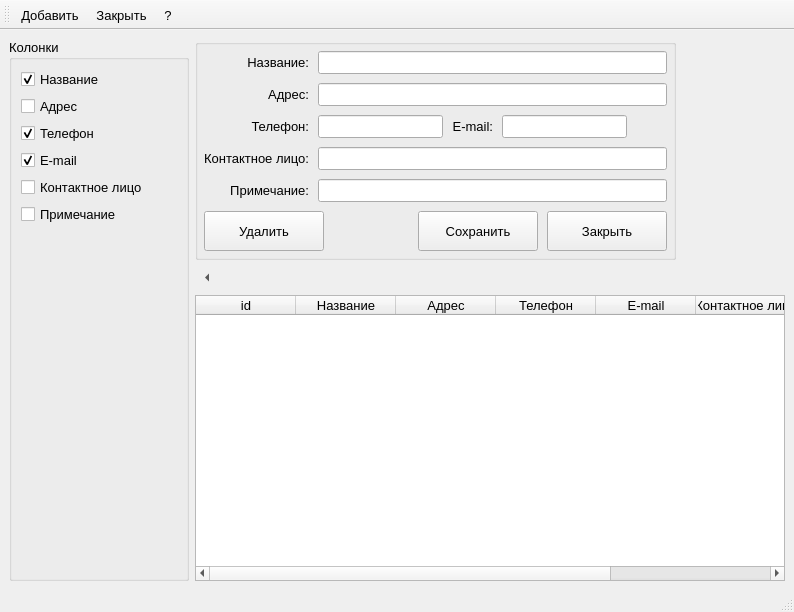
Above: librarian/organizations.ui from Skyrim78/Librarian before the change. Below: the same form after it.
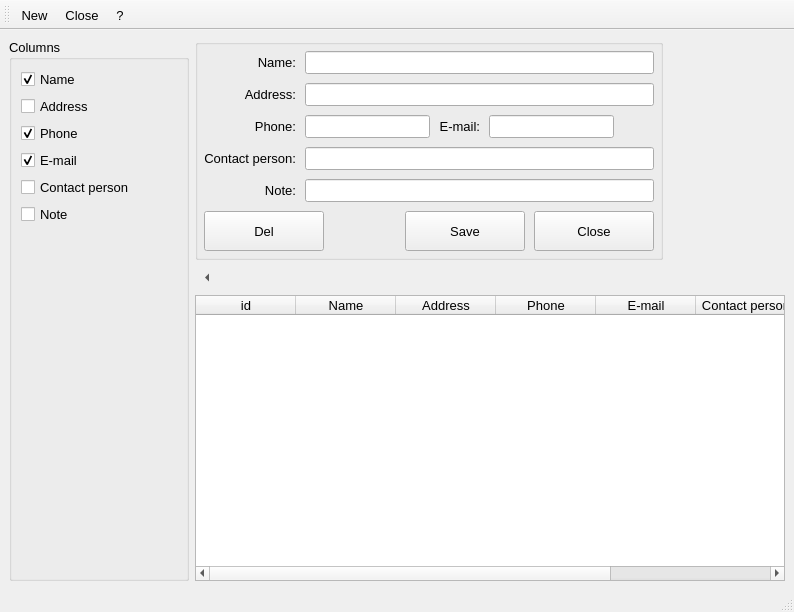
That is the form after the change.

What changed in the file:
```diff
--- a/librarian/organizations.ui
+++ b/librarian/organizations.ui
@@ -43,7 +43,7 @@
          </font>
         </property>
         <property name="title">
-         <string>Колонки</string>
+         <string>Columns</string>
         </property>
         <layout class="QGridLayout" name="gridLayout_2">
          <item row="0" column="0">
@@ -51,7 +51,7 @@
            <item>
             <widget class="QCheckBox" name="checkBox_name">
              <property name="text">
-              <string>Название</string>
+              <string>Name</string>
              </property>
              <property name="checked">
               <bool>true</bool>
@@ -61,14 +61,14 @@
            <item>
             <widget class="QCheckBox" name="checkBox_address">
              <property name="text">
-              <string>Адрес</string>
+              <string>Address</string>
              </property>
             </widget>
            </item>
            <item>
             <widget class="QCheckBox" name="checkBox_phone">
              <property name="text">
-              <string>Телефон</string>
+              <string>Phone</string>
              </property>
              <property name="checked">
               <bool>true</bool>
@@ -88,14 +88,14 @@
            <item>
             <widget class="QCheckBox" name="checkBox_face">
              <property name="text">
-              <string>Контактное лицо</string>
+              <string>Contact person</string>
              </property>
             </widget>
            </item>
            <item>
             <widget class="QCheckBox" name="checkBox_note">
              <property name="text">
-              <string>Примечание</string>
+              <string>Note</string>
              </property>
             </widget>
            </item>
@@ -148,7 +148,7 @@
                    <item>
                     <widget class="QLabel" name="label">
                      <property name="text">
-                      <string>Название:</string>
+                      <string>Name:</string>
                      </property>
                      <property name="alignment">
                       <set>Qt::AlignRight|Qt::AlignTrailing|Qt::AlignVCenter</set>
@@ -158,7 +158,7 @@
                    <item>
                     <widget class="QLabel" name="label_2">
                      <property name="text">
-                      <string>Адрес:</string>
+                      <string>Address:</string>
                      </property>
                      <property name="alignment">
                       <set>Qt::AlignRight|Qt::AlignTrailing|Qt::AlignVCenter</set>
@@ -168,7 +168,7 @@
                    <item>
                     <widget class="QLabel" name="label_3">
                      <property name="text">
-                      <string>Телефон:</string>
+                      <string>Phone:</string>
                      </property>
                      <property name="alignment">
                       <set>Qt::AlignRight|Qt::AlignTrailing|Qt::AlignVCenter</set>
@@ -178,7 +178,7 @@
                    <item>
                     <widget class="QLabel" name="label_5">
                      <property name="text">
-                      <string>Контактное лицо:</string>
+                      <string>Contact person:</string>
                      </property>
                      <property name="alignment">
                       <set>Qt::AlignRight|Qt::AlignTrailing|Qt::AlignVCenter</set>
@@ -188,7 +188,7 @@
                    <item>
                     <widget class="QLabel" name="label_6">
                      <property name="text">
-                      <string>Примечание:</string>
+                      <string>Note:</string>
                      </property>
                      <property name="alignment">
                       <set>Qt::AlignRight|Qt::AlignTrailing|Qt::AlignVCenter</set>
@@ -271,7 +271,7 @@
                     </size>
                    </property>
                    <property name="text">
-                    <string>Удалить</string>
+                    <string>Del</string>
                    </property>
                   </widget>
                  </item>
@@ -312,7 +312,7 @@
                     <string notr="true"/>
                    </property>
                    <property name="text">
-                    <string>Сохранить</string>
+                    <string>Save</string>
                    </property>
                   </widget>
                  </item>
@@ -346,7 +346,7 @@
                     <string notr="true"/>
                    </property>
                    <property name="text">
-                    <string>Закрыть</string>
+                    <string>Close</string>
                    </property>
                   </widget>
                  </item>
@@ -441,7 +441,7 @@
           </column>
           <column>
            <property name="text">
-            <string>Название</string>
+            <string>Name</string>
            </property>
            <property name="font">
             <font>
@@ -454,7 +454,7 @@
           </column>
           <column>
            <property name="text">
-            <string>Адрес</string>
+            <string>Address</string>
            </property>
            <property name="font">
             <font>
@@ -467,7 +467,7 @@
           </column>
           <column>
            <property name="text">
-            <string>Телефон</string>
+            <string>Phone</string>
            </property>
            <property name="font">
             <font>
@@ -493,7 +493,7 @@
           </column>
           <column>
            <property name="text">
-            <string>Контактное лицо</string>
+            <string>Contact person</string>
            </property>
            <property name="font">
             <font>
@@ -506,7 +506,7 @@
           </column>
           <column>
            <property name="text">
-            <string>Примечание</string>
+            <string>Note</string>
            </property>
            <property name="font">
             <font>
@@ -548,12 +548,12 @@
   </widget>
   <action name="actionAdd">
    <property name="text">
-    <string>Добавить</string>
+    <string>New</string>
    </property>
   </action>
   <action name="actionClose">
    <property name="text">
-    <string>Закрыть</string>
+    <string>Close</string>
    </property>
   </action>
   <action name="actionHelp">
```
Left out of the diff: 5 changed lines with no effect on the pictures.
